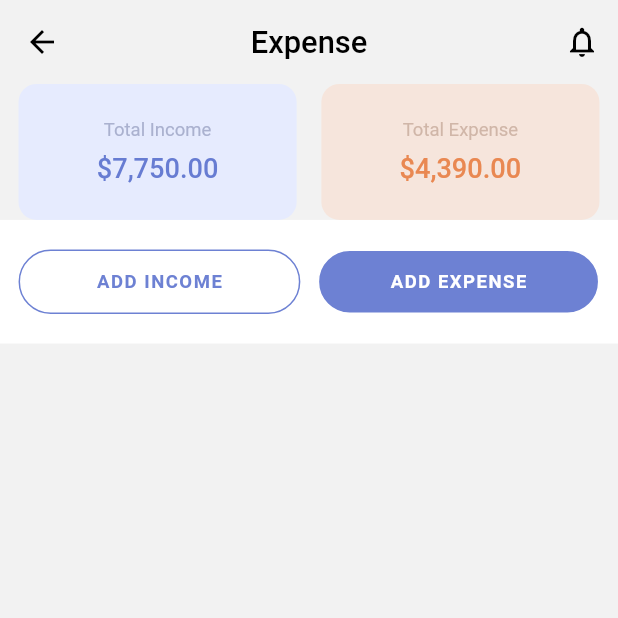
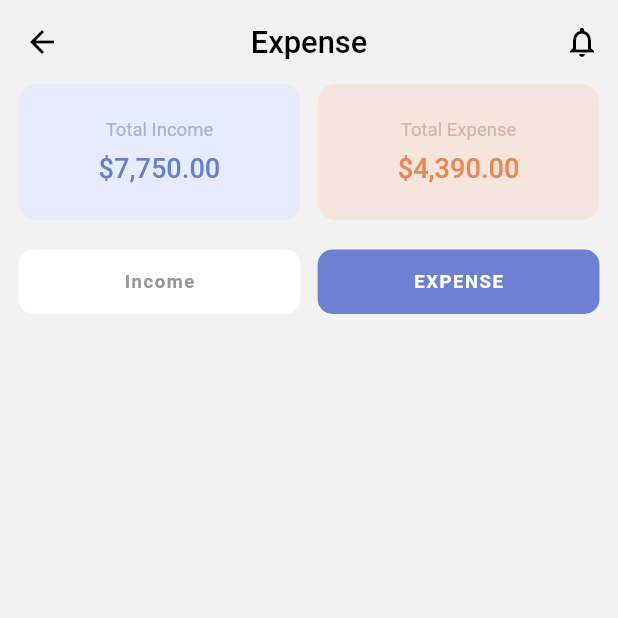
Before and after one commit to sweta-feeltech/General-Expense-App, a Flutter app: the ExpenseScreen screen opened by its route, on a phone screen of 412 x 824 dp, the top half of it. Run offline on Flutter 3.47's test engine with Material 2 defaults, Android fonts, the phone set to English and light mode, and no system bars; our stand-ins replace date_time_picker, flutter_svg, google_sign_in, image_picker, persistent_bottom_nav_bar, shared_preferences; accounts and stored records are empty.

Commit message:
08-05-2023 : Expense List Screen and Expense Screen

```diff
--- a/lib/pages/Dashboard/expense_screen.dart
+++ b/lib/pages/Dashboard/expense_screen.dart
@@ -1,4 +1,5 @@
 import 'package:flutter/material.dart';
+import 'package:flutter_svg/svg.dart';
 import 'package:general_expense_app/pages/Dashboard/home_screen.dart';
 
 import '../../Utils/colors.dart';
@@ -105,7 +106,7 @@ class _ExpenseScreenState extends State<ExpenseScreen> {
                   ),
 
                   SizedBox(
-                    width: main_Width * 0.04,
+                    width: main_Width * 0.028,
                   ),
 
                   Expanded(
@@ -154,7 +155,7 @@ class _ExpenseScreenState extends State<ExpenseScreen> {
               height: main_Height * 0.1,
               width: main_Width * 1,
               decoration: BoxDecoration(
-                  color: Colors.white
+                  color: Colors.transparent
               ),
               child: Padding(
                 padding: EdgeInsets.symmetric(horizontal: main_Width * 0.03),
@@ -166,20 +167,20 @@ class _ExpenseScreenState extends State<ExpenseScreen> {
                       child: Container(
                         height: main_Height * 0.052,
                         decoration: BoxDecoration(
-                          // color: Colors.green,
-                            border: Border.all(
-                                color: primaryPurple,
-                                width: 1
-                            ),
-                            borderRadius: BorderRadius.circular(30)
+                          color: Colors.white,
+                            // border: Border.all(
+                            //     color: primaryPurple,
+                            //     width: 1
+                            // ),
+                            borderRadius: BorderRadius.circular(10)
                         ),
                         child: Center(
-                          child: Text("ADD INCOME",
+                          child: Text("Income",
                             maxLines: 1,
                             overflow: TextOverflow.ellipsis,
                             style: TextStyle(
                               letterSpacing: 1,
-                              color: primaryPurple,
+                              color: Color(0xFF959698),
                               fontWeight: FontWeight.w600,
                               fontSize: main_Height * 0.015,
                             ),
@@ -197,14 +198,14 @@ class _ExpenseScreenState extends State<ExpenseScreen> {
                         height: main_Height * 0.052,
                         decoration: BoxDecoration(
                             color: primaryPurple,
-                            border: Border.all(
-                              color: Colors.white,
-                              width: 1,
-                            ),
-                            borderRadius: BorderRadius.circular(30)
+                            // border: Border.all(
+                            //   color: Colors.white,
+                            //   width: 1,
+                            // ),
+                            borderRadius: BorderRadius.circular(10)
                         ),
                         child: Center(
-                          child: Text("ADD EXPENSE",
+                          child: Text("EXPENSE",
                             maxLines: 1,
                             overflow: TextOverflow.ellipsis,
                             style: TextStyle(
@@ -222,9 +223,7 @@ class _ExpenseScreenState extends State<ExpenseScreen> {
                   ],
                 ),
               ),
-            )
-
-
+            ),
 
 
 
```
